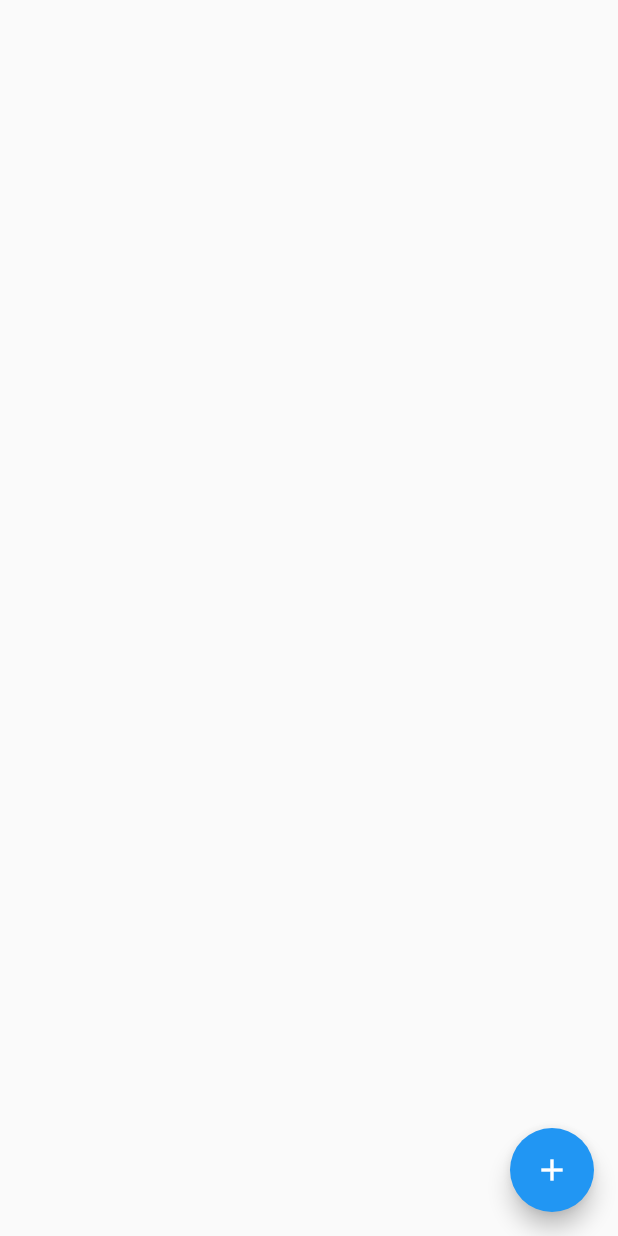
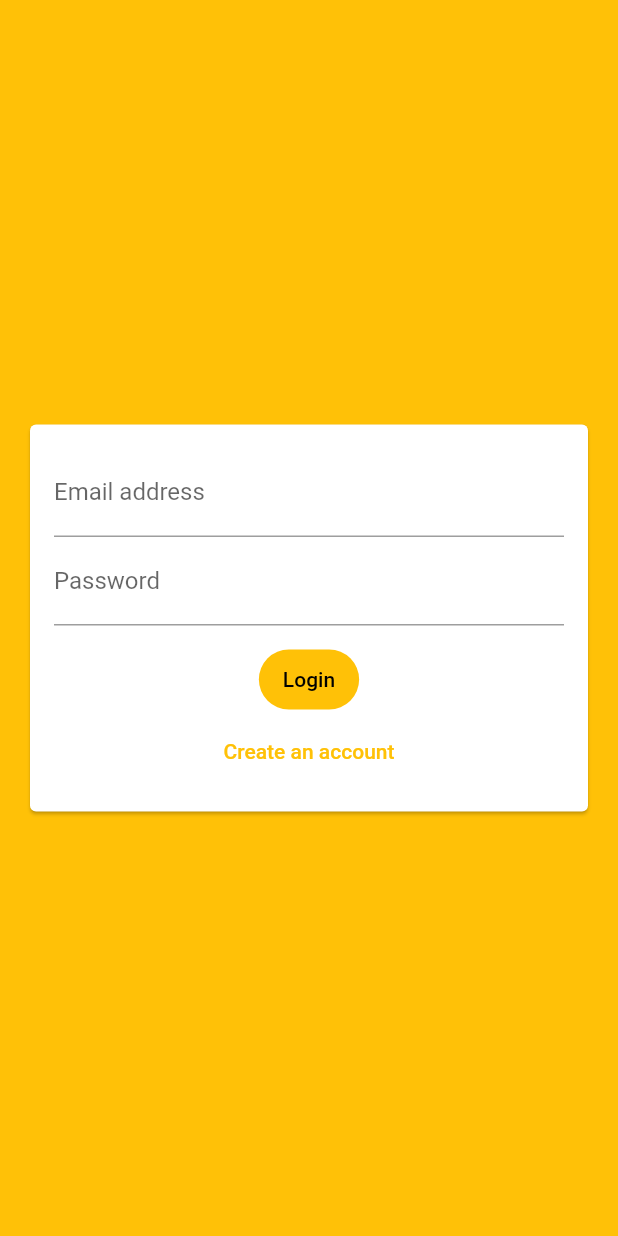
Before and after one commit to wenk-silvan/chatter, a Flutter app: the screen it shows after launch, on a phone screen of 412 x 824 dp. Run offline on Flutter 3.47's test engine with Material 2 defaults, Android fonts, the phone set to English and light mode, and no system bars; our stand-ins replace cloud_firestore, firebase_auth, firebase_core; accounts and stored records are empty.

Commit message:
Adds username/password authentication

```diff
--- a/lib/main.dart
+++ b/lib/main.dart
@@ -1,4 +1,6 @@
+import 'package:chatter/screens/auth_screen.dart';
 import 'package:chatter/screens/chat_screen.dart';
+import 'package:firebase_auth/firebase_auth.dart';
 import 'package:firebase_core/firebase_core.dart';
 import 'package:flutter/material.dart';
 
@@ -17,16 +19,31 @@ class MyApp extends StatelessWidget {
     return MaterialApp(
       title: 'Chatter',
       theme: ThemeData(
-        primarySwatch: Colors.blue,
+        primarySwatch: Colors.amber,
+        backgroundColor: Colors.amber,
+        accentColor: Colors.brown,
+        accentColorBrightness: Brightness.dark,
+        buttonTheme: ButtonTheme.of(context).copyWith(
+            buttonColor: Colors.amber,
+            textTheme: ButtonTextTheme.primary,
+            shape: RoundedRectangleBorder(
+                borderRadius: BorderRadius.circular(20))),
       ),
       home: FutureBuilder(
-        future: Firebase.initializeApp(options: DefaultFirebaseOptions.currentPlatform),
+        future: Firebase.initializeApp(
+            options: DefaultFirebaseOptions.currentPlatform),
         builder: (context, snapshot) {
           if (snapshot.hasError) {
             return const Text('Something went wrong');
           }
           return snapshot.connectionState == ConnectionState.done
-              ? ChatScreen()
+              ? StreamBuilder(
+                  stream: FirebaseAuth.instance.authStateChanges(),
+                  builder: (ctx, snapshot) {
+                    return snapshot.hasData
+                        ? const ChatScreen()
+                        : const AuthScreen();
+                  })
               : const Center(
                   child: CircularProgressIndicator(),
                 );
--- a/lib/screens/auth_screen.dart
+++ b/lib/screens/auth_screen.dart
@@ -0,0 +1,114 @@
+import 'package:chatter/widgets/auth/auth_form.dart';
+import 'package:cloud_firestore/cloud_firestore.dart';
+import 'package:firebase_auth/firebase_auth.dart';
+import 'package:flutter/material.dart';
+
+class AuthScreen extends StatefulWidget {
+  const AuthScreen({Key? key}) : super(key: key);
+
+  @override
+  State<AuthScreen> createState() => _AuthScreenState();
+}
+
+class _AuthScreenState extends State<AuthScreen> {
+  static const dbAttrUserName = 'username';
+  static const dbAttrEmail = 'email';
+
+  final _auth = FirebaseAuth.instance;
+  final _store = FirebaseFirestore.instance;
+  var _isLoading = false;
+
+  @override
+  Widget build(BuildContext context) {
+    return Scaffold(
+      backgroundColor: Theme.of(context).primaryColor,
+      body: AuthForm(
+        isLoading: _isLoading,
+        onSubmit: _submitAuthForm,
+      ),
+    );
+  }
+
+  void _submitAuthForm(
+      {required String email,
+      required String password,
+      required String userName,
+      required BuildContext ctx,
+      required FormType type}) async {
+    setState(() {
+      _isLoading = true;
+    });
+    type == FormType.login
+        ? _login(
+            email: email,
+            password: password,
+            onFirebaseError: (err) {
+              _handleFirebaseError(err, ctx);
+            },
+          )
+        : _signup(
+            email: email,
+            userName: userName,
+            password: password,
+            onFirebaseError: (err) {
+              _handleFirebaseError(err, ctx);
+            },
+          );
+  }
+
+  void _login({
+    required String email,
+    required String password,
+    required Function(FirebaseException) onFirebaseError,
+  }) async {
+    try {
+      final credential = await _auth.signInWithEmailAndPassword(
+          email: email, password: password);
+    } on FirebaseAuthException catch (err) {
+      onFirebaseError(err);
+    } catch (err) {
+      print(err);
+    } finally {
+      setState(() {
+        _isLoading = false;
+      });
+    }
+  }
+
+  void _signup({
+    required String email,
+    required String userName,
+    required String password,
+    required Function(FirebaseException) onFirebaseError,
+  }) async {
+    try {
+      final credential = await _auth.createUserWithEmailAndPassword(
+        email: email,
+        password: password,
+      );
+      if (credential.user != null) {
+        await _store.collection('users').doc(credential.user!.uid).set({
+          dbAttrUserName: userName,
+          dbAttrEmail: email,
+        });
+      }
+    } on FirebaseAuthException catch (err) {
+      onFirebaseError(err);
+    } catch (err) {
+      print(err);
+    } finally {
+      setState(() {
+        _isLoading = false;
+      });
+    }
+  }
+
+  void _handleFirebaseError(FirebaseException err, BuildContext ctx) {
+    ScaffoldMessenger.of(ctx).showSnackBar(SnackBar(
+      content: Text(
+        err.message ?? 'An error occurred, please check credentials.',
+      ),
+      backgroundColor: Theme.of(ctx).errorColor,
+    ));
+  }
+}
--- /dev/null
+++ b/lib/widgets/auth/auth_form.dart
@@ -0,0 +1,145 @@
+import 'package:flutter/material.dart';
+
+class AuthForm extends StatefulWidget {
+  const AuthForm({required this.isLoading, required this.onSubmit, super.key});
+
+  final bool isLoading;
+  final void Function({
+    required String email,
+    required String password,
+    required String userName,
+    required BuildContext ctx,
+    required FormType type,
+  }) onSubmit;
+
+  @override
+  State<AuthForm> createState() => _AuthFormState();
+}
+
+enum FormType { login, signup }
+
+class _AuthFormState extends State<AuthForm> {
+  final _formKey = GlobalKey<FormState>();
+  var _userEmail = '';
+  var _userPassword = '';
+  var _userName = '';
+  var _formType = FormType.login;
+
+  void _toggleFormType() {
+    setState(() {
+      _formType =
+          _formType == FormType.login ? FormType.signup : FormType.login;
+    });
+  }
+
+  void _trySubmit() {
+    final isValid = _formKey.currentState?.validate() ?? false;
+    FocusScope.of(context).unfocus();
+    if (isValid) {
+      _formKey.currentState?.save();
+      widget.onSubmit(
+        email: _userEmail.trim(),
+        password: _userPassword.trim(),
+        userName: _userName.trim(),
+        ctx: context,
+        type: _formType,
+      );
+    }
+  }
+
+  @override
+  Widget build(BuildContext context) {
+    return Center(
+      child: Card(
+        margin: const EdgeInsets.all(20),
+        child: SingleChildScrollView(
+          child: Padding(
+            padding: const EdgeInsets.all(16),
+            child: Form(
+              key: _formKey,
+              child: Column(
+                mainAxisSize: MainAxisSize.min,
+                children: [
+                  emailFormField(),
+                  if (_formType == FormType.signup) userNameFormField(),
+                  passwordFormField(),
+                  const SizedBox(height: 12),
+                  if (widget.isLoading) const CircularProgressIndicator(),
+                  if (!widget.isLoading) ...[
+                    loginButton(),
+                    insteadButton(),
+                  ],
+                ],
+              ),
+            ),
+          ),
+        ),
+      ),
+    );
+  }
+
+  Widget emailFormField() {
+    return TextFormField(
+      key: const ValueKey('email'),
+      validator: (value) {
+        return value == null || value.isEmpty || !value.contains('@')
+            ? 'Please enter a valid email address.'
+            : null;
+      },
+      keyboardType: TextInputType.emailAddress,
+      decoration: const InputDecoration(
+        labelText: 'Email address',
+      ),
+      onSaved: (value) {
+        _userEmail = value ?? _userEmail;
+      },
+    );
+  }
+
+  Widget userNameFormField() {
+    return TextFormField(
+      key: const ValueKey('username'),
+      validator: (value) {
+        return value == null || value.isEmpty || value.length < 4
+            ? 'Please enter at least 4 characters.'
+            : null;
+      },
+      decoration: const InputDecoration(labelText: 'Username'),
+      onSaved: (value) {
+        _userName = value ?? _userEmail;
+      },
+    );
+  }
+
+  Widget passwordFormField() {
+    return TextFormField(
+      key: const ValueKey('password'),
+      validator: (value) {
+        return value == null || value.isEmpty || value.length < 7
+            ? 'Password must be at least 7 characters long.'
+            : null;
+      },
+      obscureText: true,
+      onSaved: (value) {
+        _userPassword = value ?? _userPassword;
+      },
+      decoration: const InputDecoration(labelText: 'Password'),
+    );
+  }
+
+  Widget loginButton() {
+    return FilledButton(
+      onPressed: _trySubmit,
+      child: Text(_formType == FormType.login ? 'Login' : 'Signup'),
+    );
+  }
+
+  Widget insteadButton() {
+    return TextButton(
+      onPressed: _toggleFormType,
+      child: Text(_formType == FormType.login
+          ? 'Create an account'
+          : 'I already have an account'),
+    );
+  }
+}
--- a/pubspec.yaml
+++ b/pubspec.yaml
@@ -37,6 +37,7 @@ dependencies:
   cupertino_icons: ^1.0.2
   firebase_core: ^2.8.0
   cloud_firestore: ^4.4.5
+  firebase_auth: ^4.3.0
 
 dev_dependencies:
   flutter_test:
```
Also changed, not shown: lib/screens/chat_screen.dart (+45 -1 lines), lib/widgets/chat/messages.dart (added), pubspec.lock.
